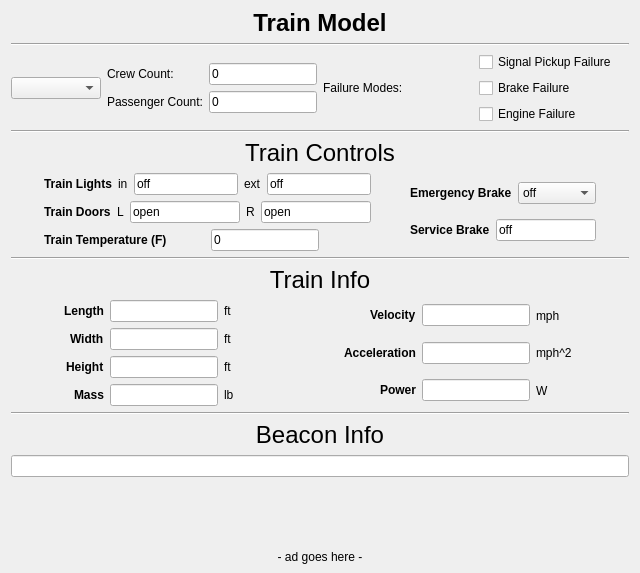
Qt form Modules/Train_Model/Frontend/Train_Model_UI.ui (keshavshankar08/ECE1140) before a commit.
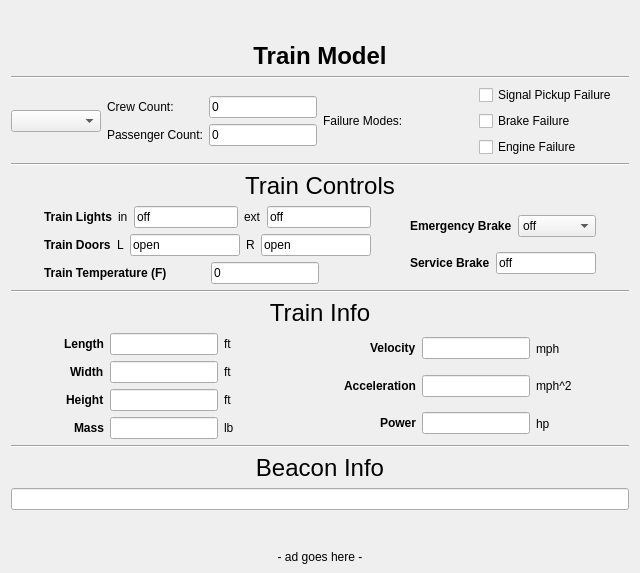
The same form after that commit.

```diff
--- a/Modules/Train_Model/Frontend/Train_Model_UI.ui
+++ b/Modules/Train_Model/Frontend/Train_Model_UI.ui
@@ -29,20 +29,7 @@
     <bool>false</bool>
    </property>
    <layout class="QGridLayout" name="gridLayout_2">
-    <item row="0" column="0">
-     <spacer name="horizontalSpacer_2">
-      <property name="orientation">
-       <enum>Qt::Horizontal</enum>
-      </property>
-      <property name="sizeHint" stdset="0">
-       <size>
-        <width>40</width>
-        <height>20</height>
-       </size>
-      </property>
-     </spacer>
-    </item>
-    <item row="0" column="1">
+    <item row="1" column="1">
      <layout class="QVBoxLayout" name="verticalLayout_11">
       <item>
        <widget class="QLabel" name="label_6">
@@ -578,7 +565,7 @@
                       <item>
                        <widget class="QLabel" name="label_32">
                         <property name="text">
-                         <string>W</string>
+                         <string>hp</string>
                         </property>
                        </widget>
                       </item>
@@ -653,7 +640,7 @@
       </item>
      </layout>
     </item>
-    <item row="0" column="2">
+    <item row="1" column="2">
      <spacer name="horizontalSpacer_4">
       <property name="orientation">
        <enum>Qt::Horizontal</enum>
@@ -666,6 +653,32 @@
       </property>
      </spacer>
     </item>
+    <item row="1" column="0">
+     <spacer name="horizontalSpacer_2">
+      <property name="orientation">
+       <enum>Qt::Horizontal</enum>
+      </property>
+      <property name="sizeHint" stdset="0">
+       <size>
+        <width>40</width>
+        <height>20</height>
+       </size>
+      </property>
+     </spacer>
+    </item>
+    <item row="0" column="1">
+     <spacer name="verticalSpacer_2">
+      <property name="orientation">
+       <enum>Qt::Vertical</enum>
+      </property>
+      <property name="sizeHint" stdset="0">
+       <size>
+        <width>20</width>
+        <height>40</height>
+       </size>
+      </property>
+     </spacer>
+    </item>
    </layout>
   </widget>
  </widget>
```
